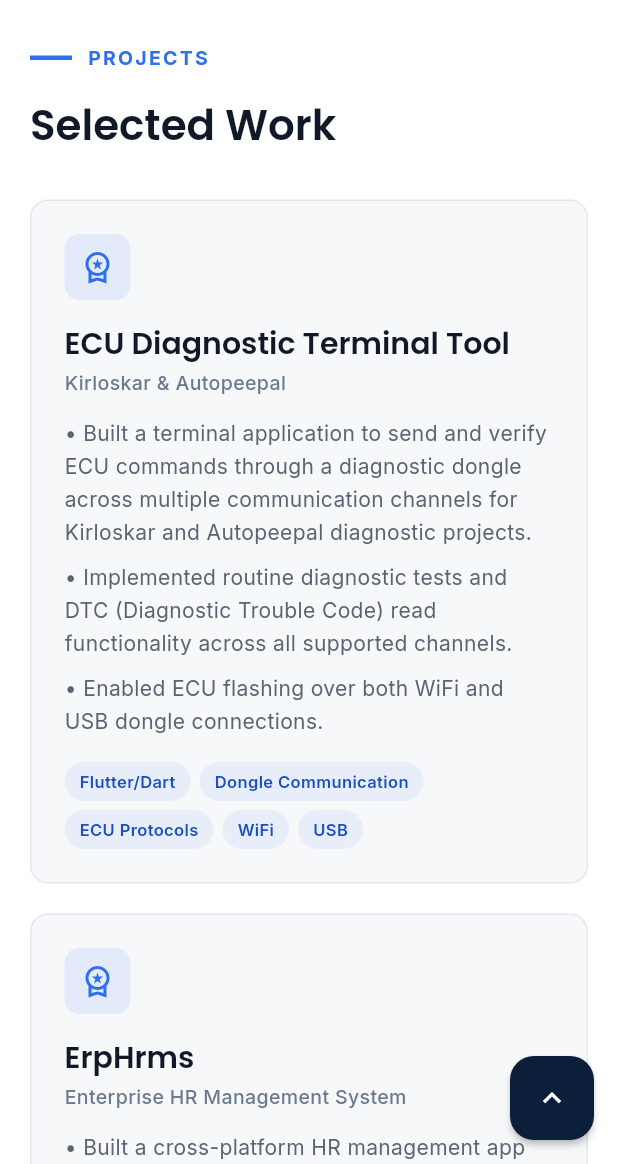
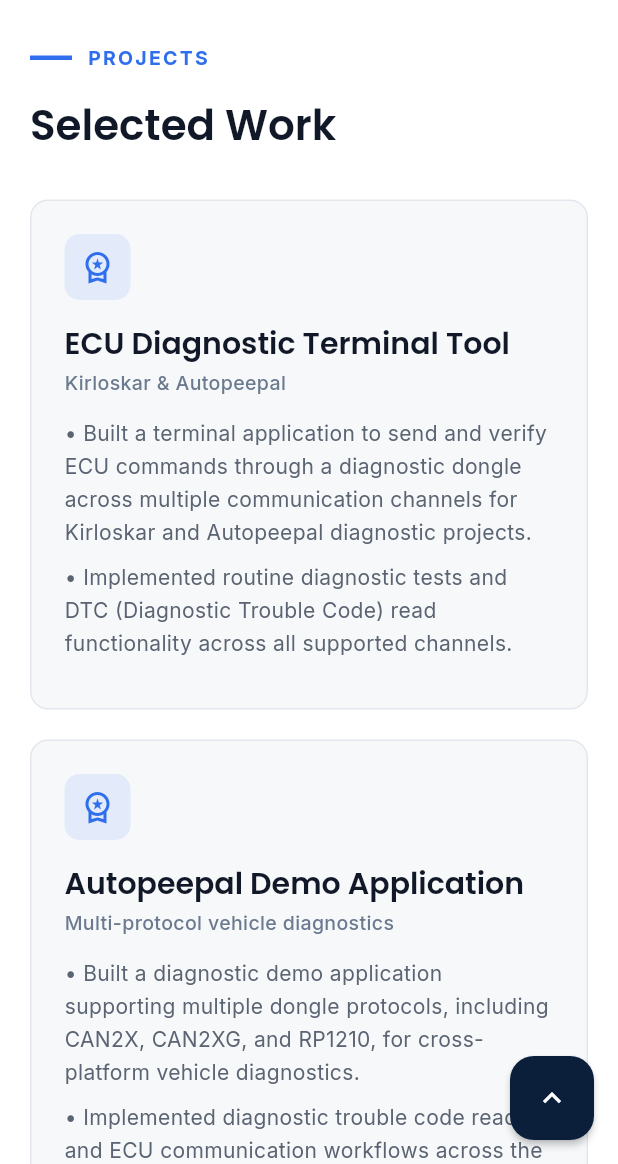
Before and after one commit to Nilamkolekar-developer/flutter-portfolio, a Flutter app: the screen it shows after launch, after a tap on "View My Work", on a phone screen of 412 x 824 dp, the part 72-1236 px from its top. Run offline on Flutter 3.47's test engine with Material 3 defaults, Android fonts, the light colour scheme and no system bars; our stand-ins replace google_fonts; missing offline and left inert: dart:html; network calls fail.

Commit message:
Give all project cards identical fixed height

```diff
--- a/lib/main.dart
+++ b/lib/main.dart
@@ -523,11 +523,63 @@
       ],
     ),
     ProjectItem(
+      title: "Autopeepal Demo Application",
+      subtitle: "Multi-protocol vehicle diagnostics",
+      tech: "Flutter/Dart, CAN2X, CAN2XG, RP1210 Dongle Communication",
+      points: [
+        "Built a diagnostic demo application supporting multiple dongle protocols, including CAN2X, CAN2XG, and RP1210, for cross-platform vehicle diagnostics.",
+        "Implemented diagnostic trouble code reading and ECU communication workflows across the supported dongle protocols.",
+      ],
+    ),
+    ProjectItem(
+      title: "iKonnect",
+      subtitle: "Vehicle diagnostic application",
+      // TODO: confirm exact dongle/protocol details if you'd like them
+      // called out the way CAN2X/RP1210 are for the Autopeepal app above.
+      tech: "Flutter/Dart, Dongle Communication, ECU Protocols",
+      points: [
+        "Built a diagnostic application enabling real-time vehicle communication and DTC (Diagnostic Trouble Code) reading via connected dongle hardware.",
+      ],
+    ),
+    ProjectItem(
+      title: "CLPL",
+      subtitle: "Jawa Yezdi diagnostic application",
+      // TODO: confirm exact dongle/protocol details if you'd like them
+      // called out the way CAN2X/RP1210 are for the Autopeepal app above.
+      tech: "Flutter/Dart, Dongle Communication, ECU Protocols",
+      points: [
+        "Built a diagnostic application for Jawa Yezdi motorcycles, replicating core diagnostic functionality — including ECU communication and DTC reading — for the brand's dealer network.",
+      ],
+    ),
+    ProjectItem(
       title: "ErpHrms",
       subtitle: "Enterprise HR Management System",
       tech: "Flutter, GetX, Firebase",
       points: [
-        "Built a cross-platform HR management app (onboarding, attendance, leave, payroll, performance reviews) using Firebase for real-time sync and authentication.",
+        "Built a cross-platform HR management app covering onboarding, attendance, leave, payroll, performance reviews, travel and compensation tracking, and role-based profile management.",
+        "Used Firebase for real-time sync and authentication across all modules.",
+      ],
+    ),
+    ProjectItem(
+      title: "CRM — Lead Management System",
+      subtitle: "Sales pipeline & lead conversion",
+      // TODO: confirm tech stack — assumed to match your usual stack since
+      // it wasn't specified; update if this used something different.
+      tech: "Flutter, GetX, Firebase",
+      points: [
+        "Built an end-to-end CRM covering lead generation, lead management, quotation generation, and lead-to-customer conversion tracking.",
+        "Designed the full sales pipeline flow from initial lead capture through quotation and final conversion.",
+      ],
+    ),
+    ProjectItem(
+      title: "MyoCircle",
+      subtitle: "Digital orofacial therapy & exercise platform",
+      // TODO: confirm tech stack — assumed to match your usual stack since
+      // it wasn't specified; update if this used something different.
+      tech: "Flutter, GetX, Firebase",
+      points: [
+        "Built a therapist-facing digital platform delivering personalized, orofacial breath-focused exercise journeys for users of all ages.",
+        "Designed interactive tools to help users build and maintain healthy exercise habits, whether self-guided or following a care team's plan.",
       ],
     ),
     ProjectItem(
@@ -536,6 +588,16 @@
       tech: "React, JavaScript, SQL, AI Integrations",
       points: [
         "Built an AI-powered web app delivering interactive learning content and quizzes for grades 1–12.",
+      ],
+    ),
+    ProjectItem(
+      title: "Neo CBSE Learning",
+      subtitle: "Education content platform, grades 1–8",
+      // TODO: confirm tech stack — assumed to match your usual stack since
+      // it wasn't specified; update if this used something different.
+      tech: "Flutter, GetX, Firebase",
+      points: [
+        "Built an education content app providing notes, textbook PDFs, and MCQ-based study material for students from grades 1 to 8.",
       ],
     ),
   ];
@@ -1478,14 +1540,6 @@
         ? double.infinity
         : (Responsive.contentMaxWidth(context) - 40) / 3;
 
-    final List<List<ProjectItem>> rows = [];
-    for (int i = 0; i < ProjectsData.items.length; i += 3) {
-      rows.add(ProjectsData.items.sublist(
-        i,
-        (i + 3 <= ProjectsData.items.length) ? i + 3 : ProjectsData.items.length,
-      ));
-    }
-
     return SectionWrapper(
       sectionKey: sectionKey,
       backgroundColor: AppColors.surface,
@@ -1496,33 +1550,20 @@
           const SizedBox(height: 16),
           Text("Selected Work", style: Theme.of(context).textTheme.headlineMedium),
           const SizedBox(height: 32),
-          for (final row in rows)
-            Padding(
-              padding: const EdgeInsets.only(bottom: 20),
-              child: isMobile
-                  ? Column(
-                      children: [
-                        for (final project in row)
-                          Padding(
-                            padding: const EdgeInsets.only(bottom: 20),
-                            child: HoverScale(child: _ProjectCard(project: project, width: cardWidth)),
-                          ),
-                      ],
-                    )
-                  : IntrinsicHeight(
-                      child: Row(
-                        crossAxisAlignment: CrossAxisAlignment.stretch,
-                        children: [
-                          for (int i = 0; i < row.length; i++) ...[
-                            if (i > 0) const SizedBox(width: 20),
+          // A Wrap with a per-card minimum height, instead of forcing an
+          // exact IntrinsicHeight match across a row. Cards line up
+          // visually without risking overflow as content length varies —
+          // a floor can never be exceeded the way a hard ceiling can.
+          Wrap(
+            spacing: 20,
+            runSpacing: 20,
+            children: [
+              for (final project in ProjectsData.items)
                 SizedBox(
                   width: cardWidth,
-                              child: HoverScale(child: _ProjectCard(project: row[i], width: cardWidth)),
-                            ),
-                          ],
-                        ],
-                      ),
-                    ),
+                  child: HoverScale(child: _ProjectCard(project: project, width: cardWidth)),
+                ),
+            ],
           ),
         ],
       ),
@@ -1539,6 +1580,7 @@
   Widget build(BuildContext context) {
     return Container(
       width: width,
+      height: 340,
       padding: const EdgeInsets.all(22),
       decoration: BoxDecoration(
         color: AppColors.background,
@@ -1571,6 +1613,18 @@
             ),
           ),
           const SizedBox(height: 12),
+          // Every card is exactly the same height (set above). Content
+          // length varies a lot across projects (1-3 bullets, different
+          // numbers of tech tags), so this area scrolls internally rather
+          // than growing the card — that's what guarantees identical
+          // card heights can never overflow, no matter how much text a
+          // given project has.
+          Expanded(
+            child: SingleChildScrollView(
+              physics: const ClampingScrollPhysics(),
+              child: Column(
+                crossAxisAlignment: CrossAxisAlignment.start,
+                children: [
                   for (final point in project.points)
                     Padding(
                       padding: const EdgeInsets.only(bottom: 8),
@@ -1579,7 +1633,7 @@
                         style: Theme.of(context).textTheme.bodyMedium,
                       ),
                     ),
-          const SizedBox(height: 8),
+                  const SizedBox(height: 4),
                   Wrap(
                     spacing: 6,
                     runSpacing: 6,
@@ -1601,6 +1655,10 @@
                           ),
                         ),
                     ],
+                  ),
+                ],
+              ),
+            ),
           ),
         ],
       ),
```
Lines whose indentation alone changed are shown as unchanged.
